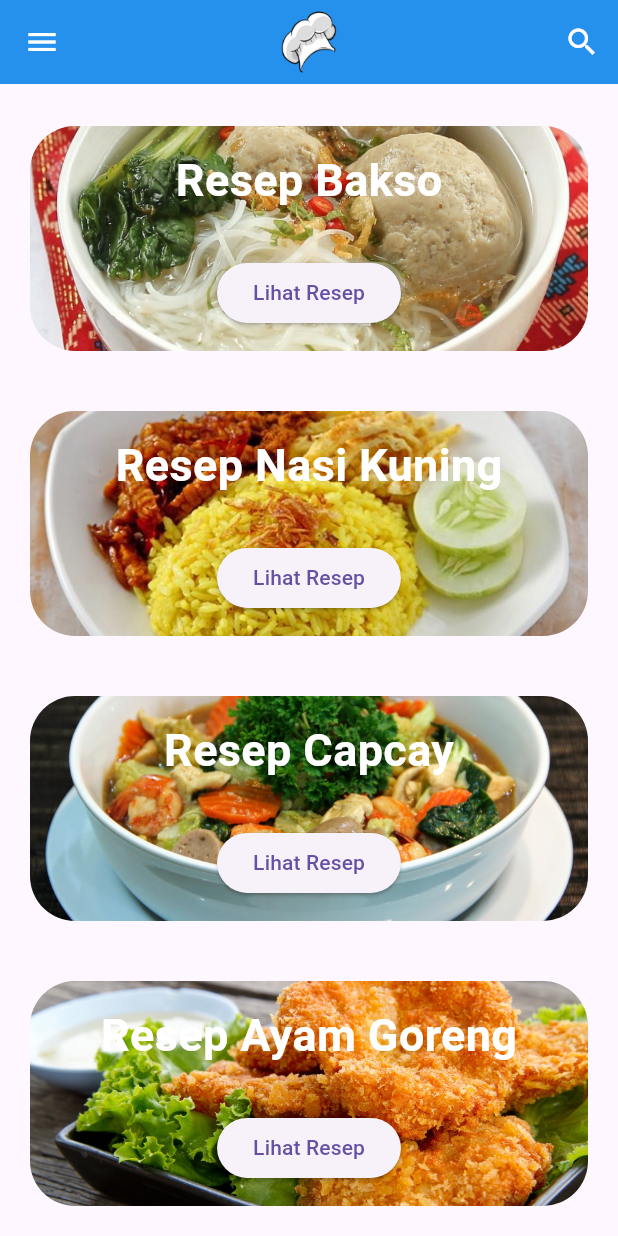
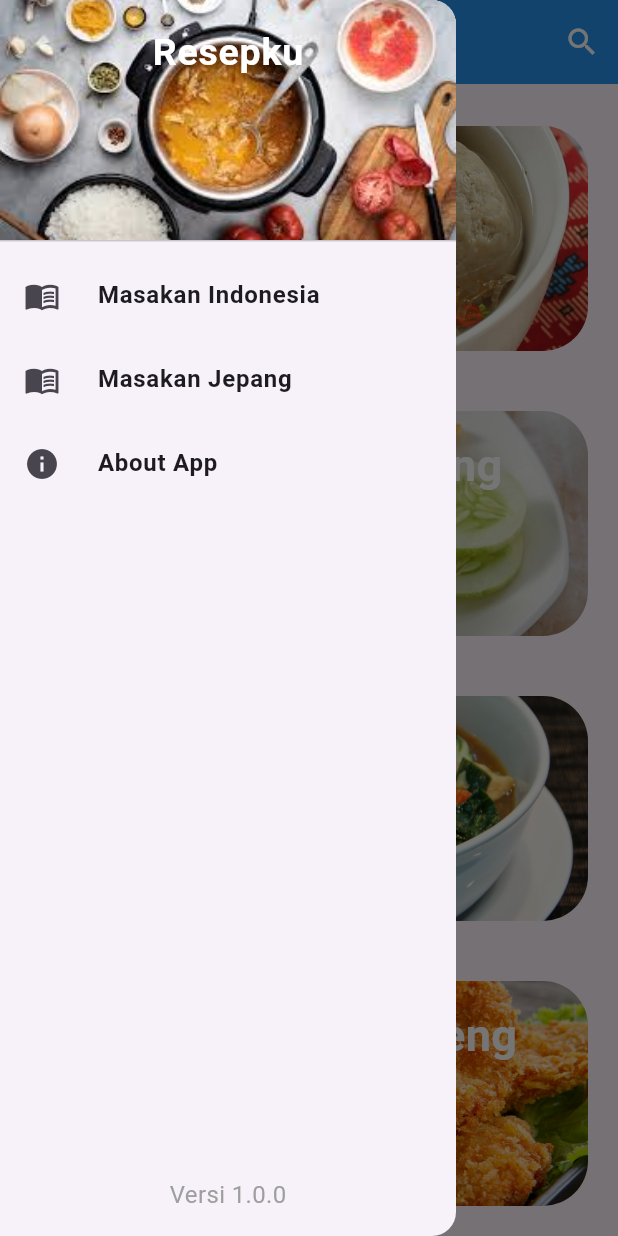
Before and after one commit to Amee30/Resepku, a Flutter app: the screen it shows after launch, scrolled down 562 dp, after a tap on the "menu" icon, on a phone screen of 412 x 824 dp. Run offline on Flutter 3.47's test engine with Material 3 defaults, Android fonts, the phone set to English and light mode, and no system bars.

Commit message:
Added Drawer, content inside drawer items, and About App page

```diff
--- /dev/null
+++ b/lib/DrawerContent.dart
@@ -0,0 +1,97 @@
+import 'package:Resepku/RecipeApp.dart';
+import 'package:flutter/material.dart';
+
+class Drawercontent extends StatelessWidget {
+  const Drawercontent({super.key});
+
+  @override
+  Widget build(BuildContext context) {
+    return Drawer(
+      child: Column(
+        children: <Widget>[
+          drawerHeader(),
+          Expanded(
+            child: ListView(
+              padding: EdgeInsets.zero,
+              children: <Widget>[
+                drawerItems(icon: Icons.menu_book, text: 'Masakan Indonesia', onTap: (){}),
+                drawerItems(icon: Icons.menu_book, text: 'Masakan Jepang', onTap: (){
+                  _showAlertDialog(context);
+                }),
+                drawerItems(icon: Icons.info, text: 'About App', onTap: (){
+                  Navigator.push(
+                      context,
+                      MaterialPageRoute(builder: (context) => const AboutApp()));
+                }),
+              ],
+            ),
+          ),
+          const Padding(
+            padding: EdgeInsets.all(16.0),
+            child: Text(
+              'Versi 1.0.0',
+              style: TextStyle(
+                fontSize: 16,
+                color: Colors.grey,
+              ),
+            ),
+          ),
+        ],
+      ),
+    );
+  }
+  void _showAlertDialog(BuildContext context) {
+    showDialog(
+      context: context,
+      builder: (BuildContext context) {
+        return AlertDialog(
+          title: const Text('Alert'),
+          content: const Text('Coming Soon'),
+          actions: <Widget>[
+            TextButton(
+              onPressed: () {
+                Navigator.of(context).pop();
+              },
+              child: const Text('Closed'),
+            ),
+          ],
+        );
+      },
+    );
+  }
+}
+
+Widget drawerHeader(){
+  return const DrawerHeader(
+    decoration: BoxDecoration(
+        image: DecorationImage(
+            image: AssetImage('assets/drawerimg.jpg'),
+            fit: BoxFit.cover
+        )
+    ),
+      child: Align(
+        alignment: Alignment.topCenter,
+        child: Text(
+          'Resepku',
+          style: TextStyle(
+              fontSize: 25, fontWeight: FontWeight.bold, color: Colors.white),),
+    )
+  );
+}
+
+Widget drawerItems({
+  required IconData icon,
+  required String text,
+  required GestureTapCallback onTap
+}) {
+  return ListTile(
+    title: Row(
+      children: [
+        Icon(icon),
+        Padding(padding: const EdgeInsets.only(left: 25.0),
+        child: Text(text, style: const TextStyle(fontWeight: FontWeight.bold),),)
+      ],
+    ),
+    onTap: onTap,
+  );
+}
--- a/lib/RecipeApp.dart
+++ b/lib/RecipeApp.dart
@@ -1,14 +1,19 @@
+import 'package:Resepku/DrawerContent.dart';
 import 'package:flutter/material.dart';
 
 class RecipeAppMenu extends StatelessWidget {
-  const RecipeAppMenu({super.key});
+  RecipeAppMenu({super.key});
+
+  final GlobalKey<ScaffoldState> _scaffoldkey = GlobalKey<ScaffoldState>();
 
   @override
   Widget build(BuildContext context) {
     return Scaffold(
+      key: _scaffoldkey,
       appBar: AppBar(
         backgroundColor: Colors.blue,
-        leading: IconButton(onPressed: (){}, icon: const Icon(Icons.menu,color: Colors.white,)),
+        leading: IconButton(onPressed: () => _scaffoldkey.currentState!.openDrawer(),
+            icon: const Icon(Icons.menu,color: Colors.white,)),
         title: Image.asset(
           'assets/appbaricon.png',
           height: 50,
@@ -20,6 +25,7 @@ class RecipeAppMenu extends StatelessWidget {
           IconButton(onPressed: (){}, icon: const Icon(Icons.search,color: Colors.white,))
         ],
       ),
+      drawer: const Drawercontent(),
       body: SingleChildScrollView(
         child: Column(
           children: [
@@ -532,3 +538,58 @@ Selamat mencoba dan menikmati ayam goreng yang Anda buat sendiri di rumah! Selam
     );
   }
 }
+
+class AboutApp extends StatelessWidget {
+  const AboutApp({super.key});
+
+  @override
+  Widget build(BuildContext context) {
+    return Scaffold(
+      appBar: AppBar(
+        backgroundColor: Colors.blue,
+        title: const Text('About App', style: TextStyle(color: Colors.white),),
+      ),
+      body: const Padding(
+        padding: EdgeInsets.all(16.0),
+        child: Column(
+          crossAxisAlignment: CrossAxisAlignment.start,
+          children: <Widget>[
+            Text(
+              'Resepku',
+              style: TextStyle(
+                fontSize: 24,
+                fontWeight: FontWeight.bold,
+              ),
+            ),
+            SizedBox(height: 10),
+            Text(
+              'Version: 1.0.0',
+              style: TextStyle(
+                fontSize: 18,
+              ),
+            ),
+            SizedBox(height: 20),
+            Text(
+              'Deskripsi:',
+              style: TextStyle(
+                fontSize: 20,
+                fontWeight: FontWeight.bold,
+              ),
+            ),
+            SizedBox(height: 10),
+            Text(
+              'Resepku adalah sebuah aplikasi yang dirancang untuk para pecinta memasak, '
+                  'baik pemula maupun yang sudah mahir dalam seni kuliner. '
+                  'Aplikasi ini menyediakan beragam resep masakan dari berbagai belahan dunia, mulai dari masakan tradisional hingga masakan kontemporer. '
+                  'Dengan tampilan yang bersih dan mudah digunakan, Resepku memungkinkan pengguna untuk menjelajahi berbagai resep, menandai favorit mereka, '
+                  'dan bahkan berbagi resep dengan teman-teman mereka.',
+              style: TextStyle(
+                fontSize: 16,
+              ),
+            ),
+          ],
+        ),
+      ),
+    );
+  }
+}
--- a/lib/main.dart
+++ b/lib/main.dart
@@ -11,7 +11,7 @@ class MyApp extends StatelessWidget {
   // This widget is the root of your application.
   @override
   Widget build(BuildContext context) {
-    return const MaterialApp(
+    return MaterialApp(
       debugShowCheckedModeBanner: false,
       home: RecipeAppMenu(),
     );
--- a/pubspec.yaml
+++ b/pubspec.yaml
@@ -68,6 +68,7 @@ flutter:
       - assets/nasikuning.jpg
       - assets/capcay.jpg
       - assets/ayamgoreng.jpg
+      - assets/drawerimg.jpg
 
   # An image asset can refer to one or more resolution-specific "variants", see
   # https://flutter.dev/assets-and-images/#resolution-aware
```
Also changed, not shown: assets/drawerimg.jpg (added).
